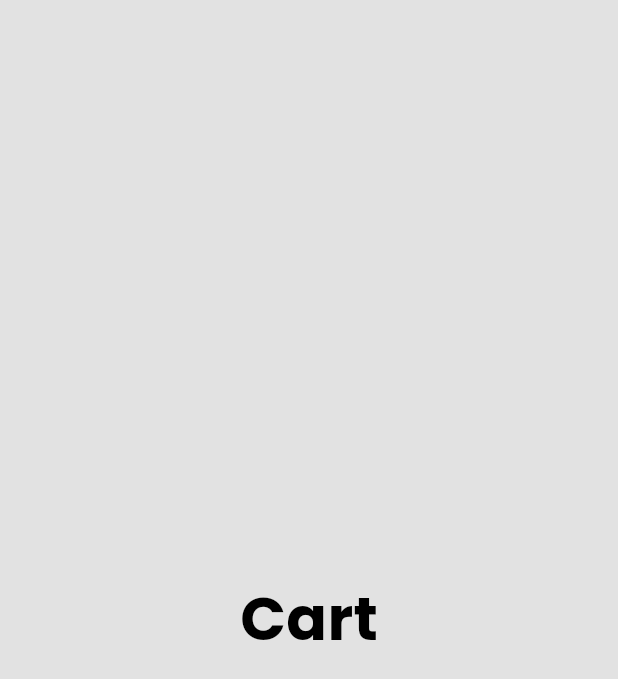
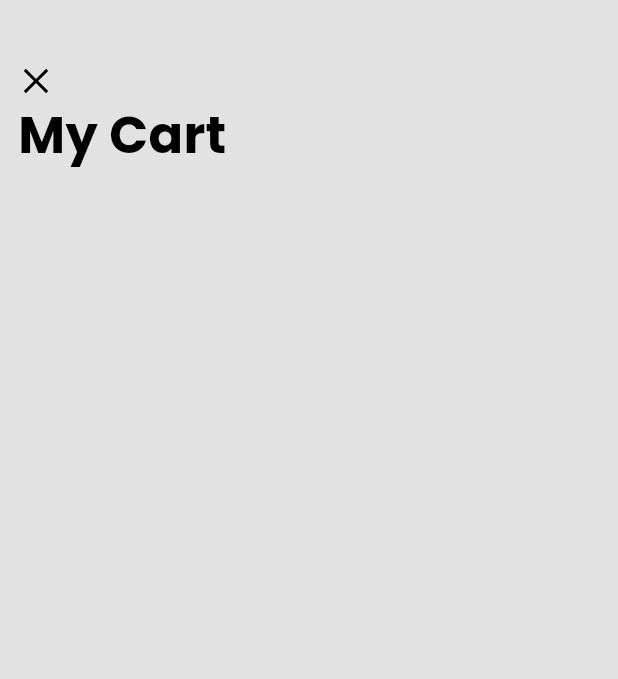
Before and after one commit to mohammed-swafvan/sneakers_hub, a Flutter app: the CartScreen screen opened directly, on a phone screen of 412 x 824 dp. Shown: the top 679 px of the screen. Run offline on Flutter 3.47's test engine with Material 2 defaults, Android fonts, the phone set to English and light mode, and no system bars; drawn by our look-alikes of flutter_slidable; our stand-ins replace animate_do, ant_icons, cached_network_image, community_material_icon, flutter_rating_bar, flutter_screenutil and 4 more; accounts and stored records are empty; network calls fail.

```diff
--- a/lib/controllers/providers/product_screen_notifier.dart
+++ b/lib/controllers/providers/product_screen_notifier.dart
@@ -3,22 +3,28 @@ import 'package:flutter/material.dart';
 class ProductNotifier extends ChangeNotifier {
   int page = 0;
   List<dynamic> shoesSizes = [];
+  List<String> size = [];
 
   int get activePage => page;
+  List<dynamic> get sneakersSize => shoesSizes;
+  List<String> get sizes => size;
 
   set activePage(int newIndex) {
     page = newIndex;
     notifyListeners();
   }
 
-  List<dynamic> get sneakersSize => shoesSizes;
-
   set sneakersSize(List<dynamic> newSizes) {
     shoesSizes = newSizes;
     notifyListeners();
   }
 
-  void toggleChech(int index) {
+  set sizes(List<String> newSize) {
+    size = newSize;
+    notifyListeners();
+  }
+
+  void toggleCheck(int index) {
     for (var i = 0; i < shoesSizes.length; i++) {
       if (i == index) {
         shoesSizes[i]['isSelected'] = !shoesSizes[i]['isSelected'];
--- a/lib/presentation/screens/cart_screen.dart
+++ b/lib/presentation/screens/cart_screen.dart
@@ -1,4 +1,7 @@
+import 'package:ant_icons/ant_icons.dart';
 import 'package:flutter/material.dart';
+import 'package:flutter_slidable/flutter_slidable.dart';
+import 'package:sneakers_hub/presentation/utils/custom_size.dart';
 import 'package:sneakers_hub/presentation/widgets/app_style.dart';
 
 class CartScreen extends StatelessWidget {
@@ -6,11 +9,67 @@ class CartScreen extends StatelessWidget {
 
   @override
   Widget build(BuildContext context) {
+    final double screenHeight = MediaQuery.of(context).size.height;
     return Scaffold(
-      body: Center(
-        child: Text(
-          "Cart",
-          style: AppStyle.textStyle(40, Colors.black, FontWeight.bold),
+      body: Padding(
+        padding: const EdgeInsets.all(12),
+        child: Stack(
+          children: [
+            Column(
+              crossAxisAlignment: CrossAxisAlignment.start,
+              children: [
+                CustomSize.height30,
+                GestureDetector(
+                  onTap: () {
+                    Navigator.pop(context);
+                  },
+                  child: const Icon(
+                    AntIcons.close,
+                    color: Colors.black,
+                  ),
+                ),
+                Text(
+                  "My Cart",
+                  style: AppStyle.textStyle(34, Colors.black, FontWeight.bold),
+                ),
+                CustomSize.height20,
+                SizedBox(
+                  height: screenHeight * 0.65,
+                  child: ListView.builder(
+                    itemCount: 5,
+                    padding: EdgeInsets.zero,
+                    itemBuilder: (context, index) {
+                      return Padding(
+                        padding: const EdgeInsets.all(8),
+                        child: ClipRRect(
+                          borderRadius: BorderRadius.circular(12),
+                          child: Slidable(
+                            key: const ValueKey(0),
+                            endActionPane: ActionPane(
+                              motion: const ScrollMotion(),
+                              children: [
+                                SlidableAction(
+                                  onPressed: (context) {},
+                                  flex: 1,
+                                  backgroundColor: const Color(0xFF000000),
+                                  foregroundColor: Colors.white,
+                                  icon: Icons.delete,
+                                  label: 'Delete',
+                                ),
+                              ],
+                            ),
+                            child: Container(
+                              height: screenHeight * 0.11,
+                            ),
+                          ),
+                        ),
+                      );
+                    },
+                  ),
+                ),
+              ],
+            )
+          ],
         ),
       ),
     );
--- a/lib/presentation/utils/custom_size.dart
+++ b/lib/presentation/utils/custom_size.dart
@@ -7,6 +7,8 @@ class CustomSize {
   static const height15 = SizedBox(height: 15);
   static const height20 = SizedBox(height: 20);
   static const height25 = SizedBox(height: 25);
+  static const height30 = SizedBox(height: 30);
+  static const height40 = SizedBox(height: 40);
 
   static const width5 = SizedBox(width: 5);
   static const width10 = SizedBox(width: 10);
--- a/pubspec.yaml
+++ b/pubspec.yaml
@@ -47,6 +47,9 @@ dependencies:
   font_awesome_flutter: ^10.5.0
   flutter_staggered_grid_view: ^0.7.0
   flutter_rating_bar: ^4.0.1
+  hive_flutter: ^1.1.0
+  hive: ^2.2.3
+  flutter_slidable: ^3.0.0
 
 dev_dependencies:
   flutter_test:
```
Also changed, not shown: lib/main.dart (+7 -2 lines), lib/presentation/screens/product_screen.dart (+30 -2 lines), pubspec.lock.
